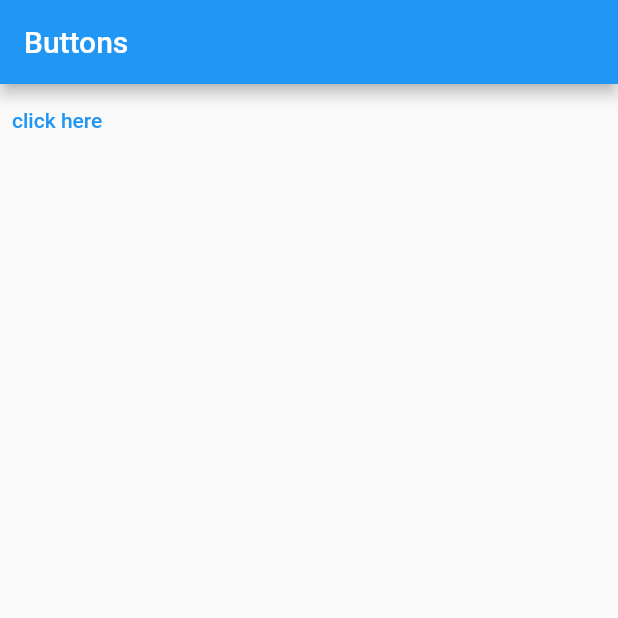
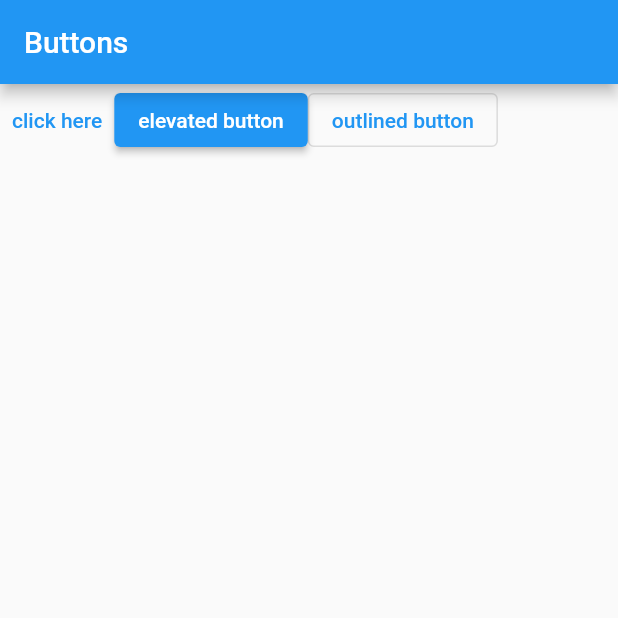
Before and after one commit to Mikhelmariya/flutter_buttons, a Flutter app: the screen it shows after launch, on a phone screen of 412 x 824 dp, the top half of it. Run offline on Flutter 3.47's test engine with Material 2 defaults, Android fonts, the phone set to English and light mode, and no system bars.

Commit message:
elevated button and outlined button

```diff
--- a/lib/main.dart
+++ b/lib/main.dart
@@ -38,9 +38,15 @@ class _MyHomePageState extends State<MyHomePage> {
           // the App.build method, and use it to set our appbar title.
           title: Text("Buttons"),
         ),
-        body: TextButton(
-          child: Text("click here"),
-          onPressed: () {},
+        body: Row(
+          children: [
+            TextButton(
+              child: Text("click here"),
+              onPressed: () {},
+            ),
+            ElevatedButton(onPressed: (() {}), child: Text("elevated button")),
+            OutlinedButton(onPressed: () {}, child: Text("outlined button"))
+          ],
         ));
   }
 }
```
